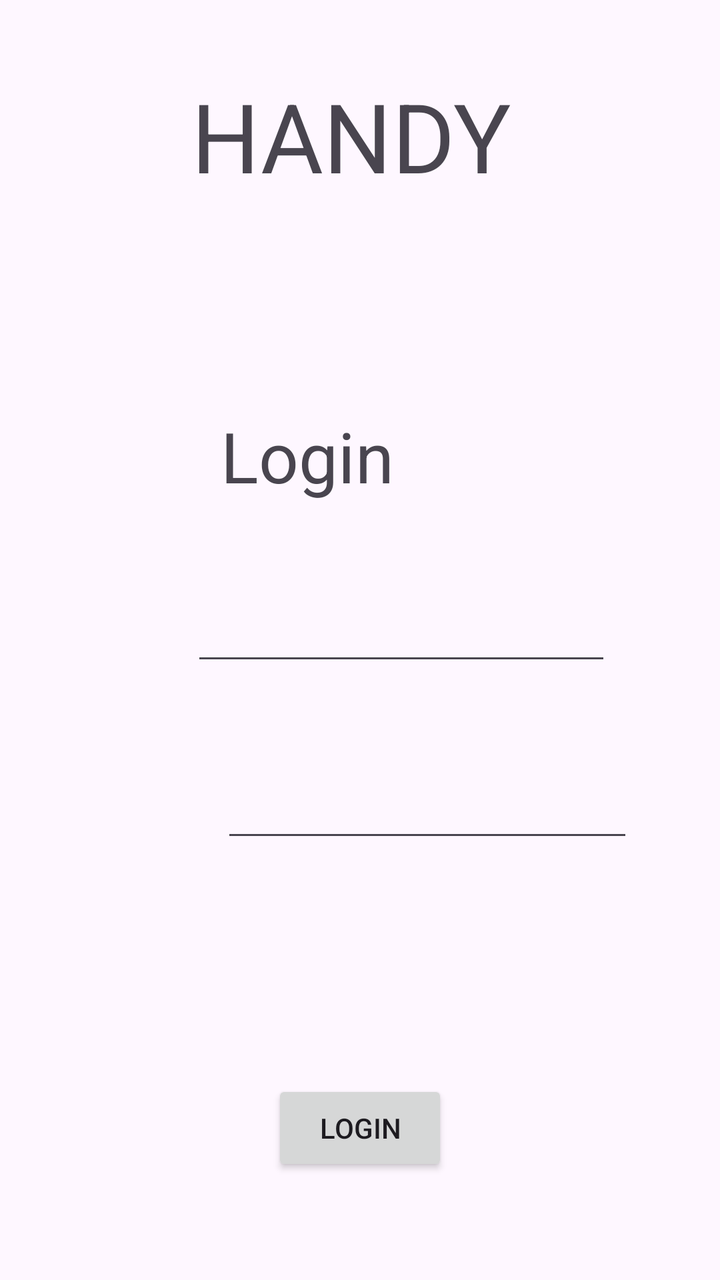
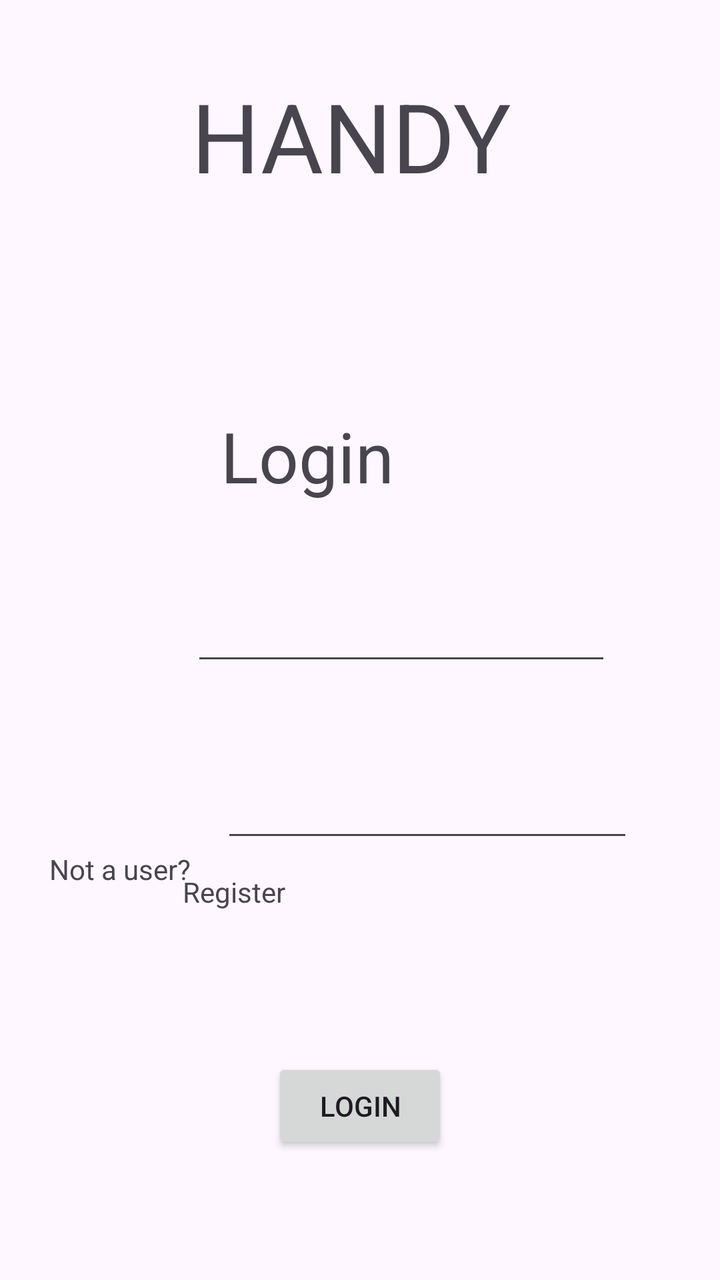

Compare the two renders of this Android layout. The source of the first and the diff that turns it into the second are given below.
<!-- AndroidManifest.xml: application theme Theme.HandyProject -->
<!-- res/layout/activity_main.xml -->
<?xml version="1.0" encoding="utf-8"?>
<androidx.constraintlayout.widget.ConstraintLayout xmlns:android="http://schemas.android.com/apk/res/android"
    xmlns:app="http://schemas.android.com/apk/res-auto"
    xmlns:tools="http://schemas.android.com/tools"
    android:layout_width="match_parent"
    android:layout_height="match_parent"
    android:layout_gravity="center"
    tools:context=".MainActivity">

    <TextView
        android:id="@+id/HandytextView"
        android:layout_width="168dp"
        android:layout_height="78dp"
        android:layout_marginStart="121dp"
        android:layout_marginTop="101dp"
        android:layout_marginEnd="122dp"
        android:layout_marginBottom="51dp"
        android:text="HANDY"
        android:textSize="48sp"
        app:layout_constraintBottom_toTopOf="@+id/LoginTextView"
        app:layout_constraintEnd_toEndOf="parent"
        app:layout_constraintStart_toStartOf="parent"
        app:layout_constraintTop_toTopOf="parent" />

    <TextView
        android:id="@+id/LoginTextView"
        android:layout_width="wrap_content"
        android:layout_height="wrap_content"
        android:layout_marginStart="162dp"
        android:layout_marginTop="40dp"
        android:layout_marginEnd="163dp"
        android:layout_marginBottom="454dp"
        android:gravity="center"
        android:text="Login"
        android:textSize="35sp"
        app:layout_constraintBottom_toBottomOf="parent"
        app:layout_constraintEnd_toEndOf="parent"
        app:layout_constraintHorizontal_bias="1.0"
        app:layout_constraintStart_toStartOf="parent"
        app:layout_constraintTop_toBottomOf="@+id/HandytextView" />

    <TextView
        android:id="@+id/NameTextView"
        android:layout_width="wrap_content"
        android:layout_height="wrap_content"
        android:layout_marginStart="65dp"
        android:layout_marginTop="353dp"
        android:layout_marginEnd="288dp"
        android:layout_marginBottom="359dp"
        android:text="Name:"
        app:layout_constraintBottom_toBottomOf="parent"
        app:layout_constraintEnd_toEndOf="parent"
        app:layout_constraintStart_toStartOf="parent"
        app:layout_constraintTop_toTopOf="parent" />

    <TextView
        android:id="@+id/PasswordTextView"
        android:layout_width="wrap_content"
        android:layout_height="wrap_content"
        android:layout_marginStart="50dp"
        android:layout_marginTop="94dp"
        android:layout_marginEnd="21dp"
        android:layout_marginBottom="245dp"
        android:text="Password:"
        app:layout_constraintBottom_toBottomOf="parent"
        app:layout_constraintEnd_toStartOf="@+id/EditTextTextPassword"
        app:layout_constraintStart_toStartOf="parent"
        app:layout_constraintTop_toBottomOf="@+id/NameTextView" />

    <EditText
        android:id="@+id/EditTextTextPassword"
        android:layout_width="206dp"
        android:layout_height="42dp"
        android:layout_marginStart="136dp"
        android:layout_marginTop="120dp"
        android:layout_marginEnd="69dp"
        android:layout_marginBottom="288dp"
        android:ems="10"
        android:inputType="textPassword"
        app:layout_constraintBottom_toBottomOf="parent"
        app:layout_constraintEnd_toEndOf="parent"
        app:layout_constraintStart_toStartOf="parent"
        app:layout_constraintTop_toBottomOf="@+id/NameTextText" />

    <EditText
        android:id="@+id/NameTextText"
        android:layout_width="wrap_content"
        android:layout_height="0dp"
        android:layout_marginStart="19dp"
        android:layout_marginTop="45dp"
        android:layout_marginEnd="67dp"
        android:ems="10"
        android:inputType="text"
        app:layout_constraintEnd_toEndOf="parent"
        app:layout_constraintStart_toEndOf="@+id/NameTextView"
        app:layout_constraintTop_toBottomOf="@+id/LoginTextView" />

    <Button
        android:id="@+id/LoginButton"
        android:layout_width="wrap_content"
        android:layout_height="wrap_content"
        android:layout_marginStart="160dp"
        android:layout_marginTop="125dp"
        android:layout_marginEnd="160dp"
        android:layout_marginBottom="63dp"
        android:text="Login"
        app:layout_constraintBottom_toBottomOf="parent"
        app:layout_constraintEnd_toEndOf="parent"
        app:layout_constraintStart_toStartOf="parent"
        app:layout_constraintTop_toBottomOf="@+id/EditTextTextPassword" />

</androidx.constraintlayout.widget.ConstraintLayout>
<!-- resources referenced by this layout -->
<resources>
  <style name="Theme.HandyProject" parent="Base.Theme.HandyProject" />
  <style name="Base.Theme.HandyProject" parent="Theme.Material3.DayNight.NoActionBar">
          
          
      </style>
</resources>

<!-- the commit's change to res/layout/activity_main.xml (unified diff, before → after) -->
@@ -100,13 +100,42 @@
         android:layout_width="wrap_content"
         android:layout_height="wrap_content"
         android:layout_marginStart="160dp"
-        android:layout_marginTop="125dp"
         android:layout_marginEnd="160dp"
         android:layout_marginBottom="63dp"
         android:text="Login"
         app:layout_constraintBottom_toBottomOf="parent"
         app:layout_constraintEnd_toEndOf="parent"
+        app:layout_constraintStart_toStartOf="parent" />
+
+    <TextView
+        android:id="@+id/NotAUserTextView"
+        android:layout_width="76dp"
+        android:layout_height="17dp"
+        android:layout_marginStart="50dp"
+        android:layout_marginTop="33dp"
+        android:layout_marginEnd="285dp"
+        android:layout_marginBottom="195dp"
+        android:text="Not a user?"
+        android:textSize="14sp"
+        app:layout_constraintBottom_toBottomOf="parent"
+        app:layout_constraintEnd_toEndOf="parent"
         app:layout_constraintStart_toStartOf="parent"
+        app:layout_constraintTop_toBottomOf="@+id/PasswordTextView" />
+
+    <TextView
+        android:id="@+id/RegisterLinkTextView"
+        android:layout_width="wrap_content"
+        android:layout_height="wrap_content"
+        android:layout_marginTop="21dp"
+        android:layout_marginEnd="227dp"
+        android:layout_marginBottom="84dp"
+        android:clickable="true"
+        android:focusable="true"
+        android:text="Register"
+        android:textSize="14sp"
+        app:layout_constraintBottom_toTopOf="@+id/LoginButton"
+        app:layout_constraintEnd_toEndOf="parent"
+        app:layout_constraintStart_toEndOf="@+id/NotAUserTextView"
         app:layout_constraintTop_toBottomOf="@+id/EditTextTextPassword" />
 
 </androidx.constraintlayout.widget.ConstraintLayout>
